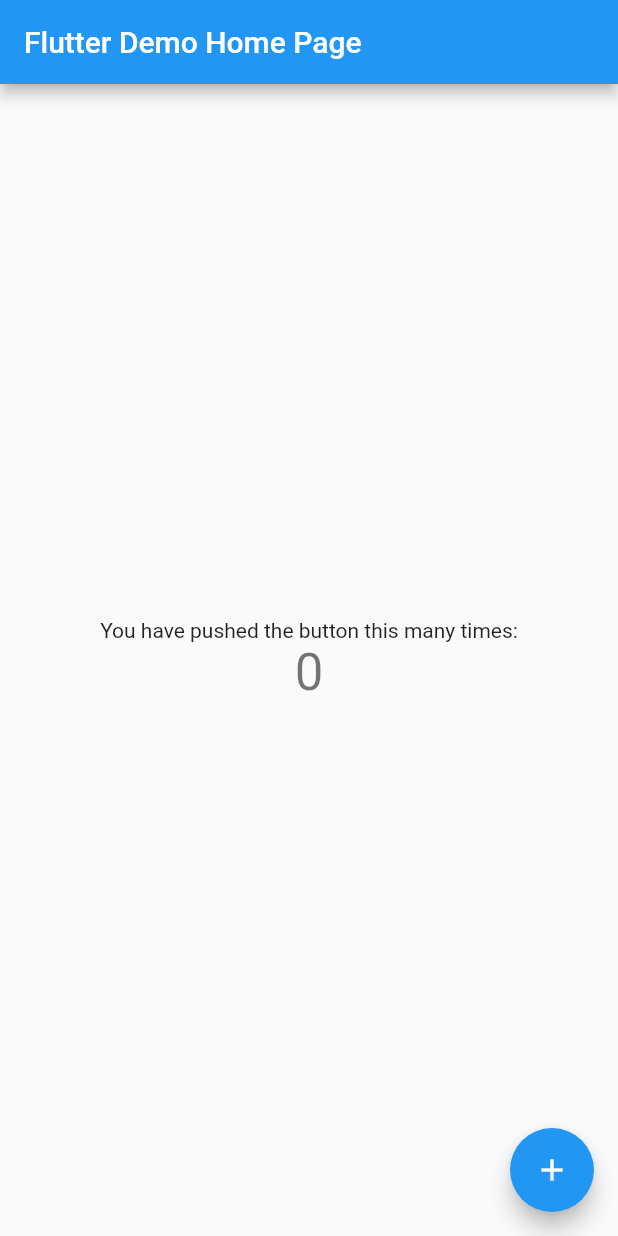
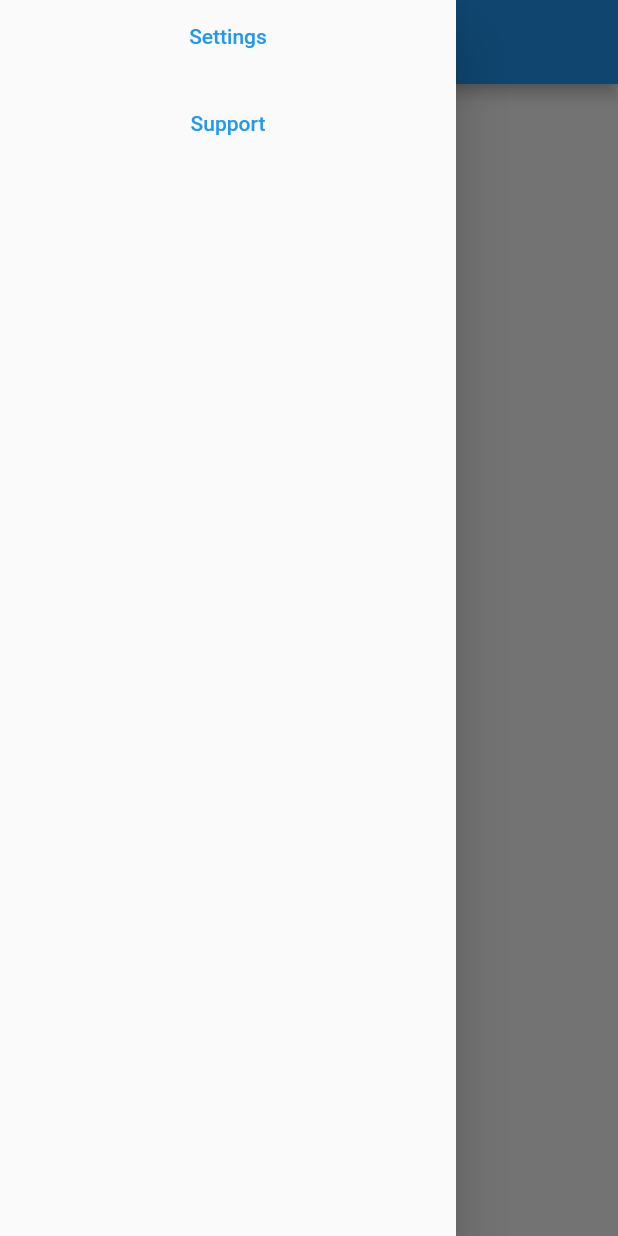
Before and after one commit to sartorinahuel/marvel_app, a Flutter app: the screen it shows after launch, with the side drawer open (before the commit the screen has no drawer), on a phone screen of 412 x 824 dp. Run offline on Flutter 3.47's test engine with Material 2 defaults, Android fonts, the phone set to English and light mode, and no system bars.

Commit message:
drawer & routes

```diff
--- a/lib/main.dart
+++ b/lib/main.dart
@@ -1,117 +1,22 @@
 import 'package:flutter/material.dart';
 
-void main() {
-  runApp(MyApp());
-}
+import 'ui/pages/home/home_page.dart';
+import 'ui/pages/settings/settings_page.dart';
+import 'ui/pages/support/support_page.dart';
+
+void main() => runApp(MyApp());
 
 class MyApp extends StatelessWidget {
-  // This widget is the root of your application.
   @override
   Widget build(BuildContext context) {
     return MaterialApp(
-      title: 'Flutter Demo',
-      theme: ThemeData(
-        // This is the theme of your application.
-        //
-        // Try running your application with "flutter run". You'll see the
-        // application has a blue toolbar. Then, without quitting the app, try
-        // changing the primarySwatch below to Colors.green and then invoke
-        // "hot reload" (press "r" in the console where you ran "flutter run",
-        // or simply save your changes to "hot reload" in a Flutter IDE).
-        // Notice that the counter didn't reset back to zero; the application
-        // is not restarted.
-        primarySwatch: Colors.blue,
-        // This makes the visual density adapt to the platform that you run
-        // the app on. For desktop platforms, the controls will be smaller and
-        // closer together (more dense) than on mobile platforms.
-        visualDensity: VisualDensity.adaptivePlatformDensity,
-      ),
-      home: MyHomePage(title: 'Flutter Demo Home Page'),
+      title: 'Material App',
+      debugShowCheckedModeBanner: false,
+      home: HomePage(),
+      routes: {
+        'settings': (context) => SettingsPage(),
+        'support': (context) => SupportPage(),
+      },
     );
   }
 }
-
-class MyHomePage extends StatefulWidget {
-  MyHomePage({Key key, this.title}) : super(key: key);
-
-  // This widget is the home page of your application. It is stateful, meaning
-  // that it has a State object (defined below) that contains fields that affect
-  // how it looks.
-
-  // This class is the configuration for the state. It holds the values (in this
-  // case the title) provided by the parent (in this case the App widget) and
-  // used by the build method of the State. Fields in a Widget subclass are
-  // always marked "final".
-
-  final String title;
-
-  @override
-  _MyHomePageState createState() => _MyHomePageState();
-}
-
-class _MyHomePageState extends State<MyHomePage> {
-  int _counter = 0;
-
-  void _incrementCounter() {
-    setState(() {
-      // This call to setState tells the Flutter framework that something has
-      // changed in this State, which causes it to rerun the build method below
-      // so that the display can reflect the updated values. If we changed
-      // _counter without calling setState(), then the build method would not be
-      // called again, and so nothing would appear to happen.
-      _counter++;
-    });
-  }
-
-  @override
-  Widget build(BuildContext context) {
-    // This method is rerun every time setState is called, for instance as done
-    // by the _incrementCounter method above.
-    //
-    // The Flutter framework has been optimized to make rerunning build methods
-    // fast, so that you can just rebuild anything that needs updating rather
-    // than having to individually change instances of widgets.
-    return Scaffold(
-      appBar: AppBar(
-        // Here we take the value from the MyHomePage object that was created by
-        // the App.build method, and use it to set our appbar title.
-        title: Text(widget.title),
-      ),
-      body: Center(
-        // Center is a layout widget. It takes a single child and positions it
-        // in the middle of the parent.
-        child: Column(
-          // Column is also a layout widget. It takes a list of children and
-          // arranges them vertically. By default, it sizes itself to fit its
-          // children horizontally, and tries to be as tall as its parent.
-          //
-          // Invoke "debug painting" (press "p" in the console, choose the
-          // "Toggle Debug Paint" action from the Flutter Inspector in Android
-          // Studio, or the "Toggle Debug Paint" command in Visual Studio Code)
-          // to see the wireframe for each widget.
-          //
-          // Column has various properties to control how it sizes itself and
-          // how it positions its children. Here we use mainAxisAlignment to
-          // center the children vertically; the main axis here is the vertical
-          // axis because Columns are vertical (the cross axis would be
-          // horizontal).
-          mainAxisAlignment: MainAxisAlignment.center,
-          children: <Widget>[
-            Text(
-              'You have pushed the button this many times:',
-            ),
-            Text(
-              '$_counter',
-              style: Theme.of(context).textTheme.headline4,
-            ),
-          ],
-        ),
-      ),
-      floatingActionButton: FloatingActionButton(
-        onPressed: _incrementCounter,
-        tooltip: 'Increment',
-        child: Icon(Icons.add),
-      ), // This trailing comma makes auto-formatting nicer for build methods.
-    );
-  }
-}
--- /dev/null
+++ b/lib/ui/pages/home/drawer.dart
@@ -0,0 +1,32 @@
+import 'package:flutter/material.dart';
+
+class AppDrawer extends StatelessWidget {
+  @override
+  Widget build(BuildContext context) {
+    return Drawer(
+      child: Container(
+        child: SafeArea(
+          child: Column(
+            children: [
+              TextButton(
+                onPressed: () {
+                  Navigator.pop(context);
+                  Navigator.of(context).pushNamed('settings');
+                },
+                child: Text('Settings'),
+              ),
+              SizedBox(height: 10),
+              TextButton(
+                onPressed: () {
+                  Navigator.pop(context);
+                  Navigator.of(context).pushNamed('support');
+                },
+                child: Text('Support'),
+              ),
+            ],
+          ),
+        ),
+      ),
+    );
+  }
+}
--- a/lib/ui/pages/home/home_page.dart
+++ b/lib/ui/pages/home/home_page.dart
@@ -0,0 +1,19 @@
+import 'package:flutter/material.dart';
+import 'package:marvel_app/ui/pages/home/drawer.dart';
+
+class HomePage extends StatelessWidget {
+  @override
+  Widget build(BuildContext context) {
+    return Scaffold(
+      appBar: AppBar(
+        title: Text('Marvel App'),
+      ),
+      drawer: AppDrawer(),
+      body: Center(
+        child: Container(
+          child: Text('Hello World'),
+        ),
+      ),
+    );
+  }
+}
```
Also changed, not shown: lib/ui/pages/settings/settings_page.dart (+17 -0 lines), lib/ui/pages/support/support_page.dart (+17 -0 lines), 3 other files.
